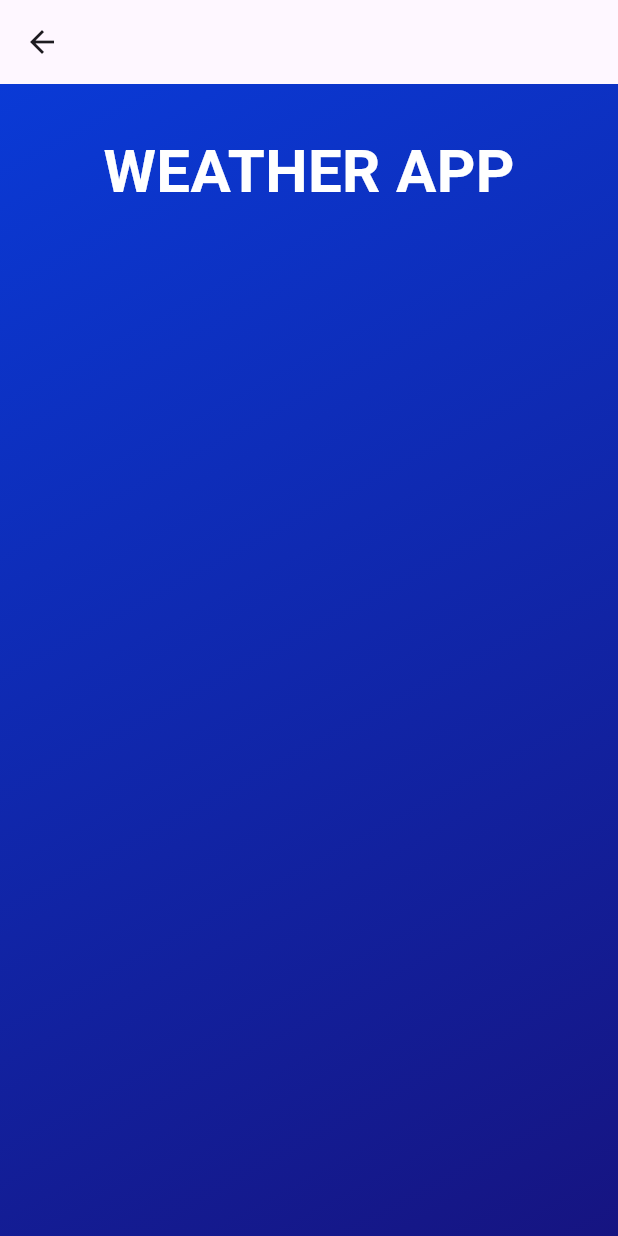
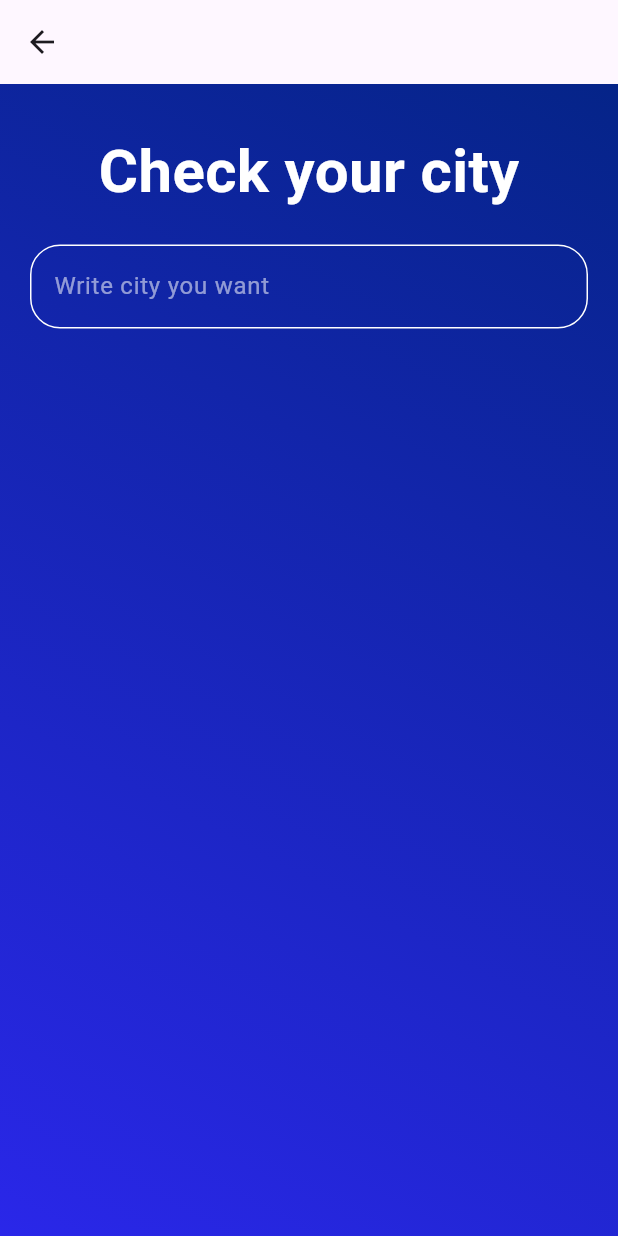
Before and after one commit to maciejsulikowski/weather_app, a Flutter app: the screen it shows after launch, after a tap on "Get Started", on a phone screen of 412 x 824 dp. Run offline on Flutter 3.47's test engine with Material 2 defaults, Android fonts, the phone set to English and light mode, and no system bars; our stand-ins replace google_fonts, lottie.

Commit message:
Add Intro_button and build a search_page_widget.dart

```diff
--- a/lib/features/intro_page/intro_button_widget.dart
+++ b/lib/features/intro_page/intro_button_widget.dart
@@ -1,6 +1,7 @@
 import 'package:flutter/material.dart';
 import 'package:google_fonts/google_fonts.dart';
 import 'package:weather_app/features/search_page/search_page_widget.dart';
+
 
 class IntroButton extends StatelessWidget {
   const IntroButton({
@@ -35,8 +36,7 @@ class IntroButton extends StatelessWidget {
         textDirection: TextDirection.rtl,
         child: ElevatedButton.icon(
           onPressed: () {
-            Navigator.of(context)
-                .push(MaterialPageRoute(builder: (context) => const SearchCity()));
+            Navigator.of(context).push(createRoute());
           },
           style: ElevatedButton.styleFrom(
               minimumSize: const Size.fromHeight(50),
@@ -56,3 +56,24 @@ class IntroButton extends StatelessWidget {
     );
   }
 }
+
+
+Route createRoute() {
+  return PageRouteBuilder(
+      pageBuilder: (context, animation, secondaryAnimation) =>
+          const SearchCity(),
+      transitionsBuilder: (context, animation, secondaryAnimation, child) {
+        const begin = Offset(1, 0);
+        const end = Offset.zero;
+        const curve = Curves.fastOutSlowIn;
+        var tween =
+            Tween(begin: begin, end: end).chain(CurveTween(curve: curve));
+
+        var offsetAnimation = animation.drive(tween);
+
+        return SlideTransition(
+          position: offsetAnimation,
+          child: child,
+        );
+      });
+}
--- a/lib/features/intro_page/intro_widget.dart
+++ b/lib/features/intro_page/intro_widget.dart
@@ -2,11 +2,18 @@ import 'package:flutter/material.dart';
 import 'package:google_fonts/google_fonts.dart';
 import 'package:lottie/lottie.dart';
 import 'package:weather_app/features/intro_page/intro_button_widget.dart';
-class IntroWidget extends StatelessWidget {
+import 'package:weather_app/features/search_page/search_page_widget.dart';
+
+class IntroWidget extends StatefulWidget {
   const IntroWidget({
     super.key,
   });
 
+  @override
+  State<IntroWidget> createState() => _IntroWidgetState();
+}
+
+class _IntroWidgetState extends State<IntroWidget> {
   @override
   Widget build(BuildContext context) {
     return Scaffold(
@@ -21,6 +28,8 @@ class IntroWidget extends StatelessWidget {
             Color.fromARGB(255, 22, 20, 129),
           ],
         )),
+        child: Hero(
+          tag: 'weather_app',
           child: Center(
             child: Column(
               children: [
@@ -74,6 +83,7 @@ class IntroWidget extends StatelessWidget {
             ),
           ),
         ),
+      ),
     ));
   }
 }
--- a/lib/features/search_page/search_page_widget.dart
+++ b/lib/features/search_page/search_page_widget.dart
@@ -1,6 +1,5 @@
 import 'package:flutter/material.dart';
 import 'package:google_fonts/google_fonts.dart';
-
 
 class SearchCity extends StatelessWidget {
   const SearchCity({
@@ -15,11 +14,11 @@ class SearchCity extends StatelessWidget {
           child: Container(
             decoration: const BoxDecoration(
                 gradient: LinearGradient(
-              begin: Alignment.topLeft,
-              end: Alignment.bottomRight,
+              begin: Alignment.topRight,
+              end: Alignment.bottomLeft,
               colors: [
-                Color.fromARGB(255, 10, 58, 214),
-                Color.fromARGB(255, 22, 20, 129),
+                Color.fromARGB(255, 5, 36, 136),
+                Color.fromARGB(255, 42, 39, 233),
               ],
             )),
             child: Center(
@@ -28,12 +27,29 @@ class SearchCity extends StatelessWidget {
                   const SizedBox(
                     height: 30,
                   ),
-                  Text('WEATHER APP',
+                  Text('Check your city',
                       style: GoogleFonts.aBeeZee(
                         fontSize: 40,
                         color: Colors.white,
                         fontWeight: FontWeight.bold,
                       )),
+                  const SizedBox(
+                    height: 20,
+                  ),
+                  Container(
+                    margin: const EdgeInsets.symmetric(horizontal: 20),
+                    child: TextField(
+                        decoration: InputDecoration(
+                            enabledBorder: OutlineInputBorder(
+                              borderSide: const BorderSide(color: Colors.white),
+                              borderRadius: BorderRadius.circular(20),
+                            ),
+                            border: OutlineInputBorder(
+                                borderRadius: BorderRadius.circular(20),
+                                borderSide: const BorderSide(color: Colors.white)),
+                            hintText: 'Write city you want',
+                            hintStyle: const TextStyle(color: Colors.white54))),
+                  ),
                 ],
               ),
             ),
```
Lines whose indentation alone changed are shown as unchanged.
